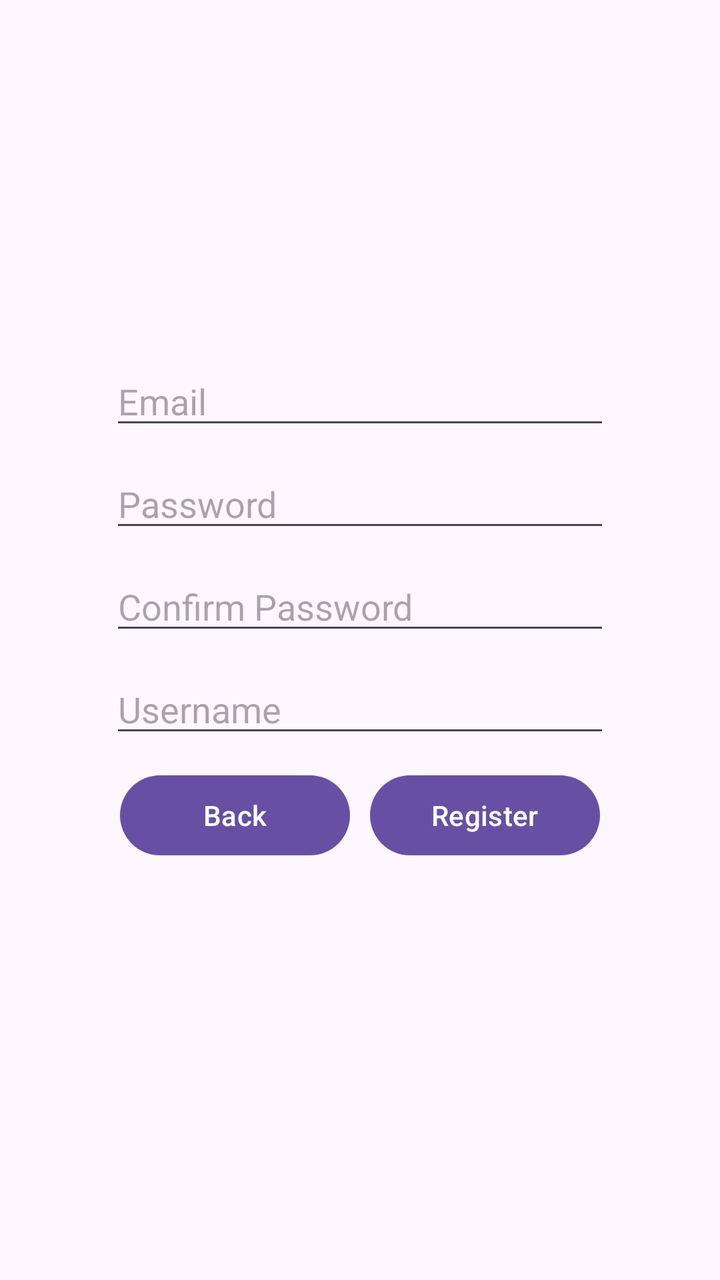
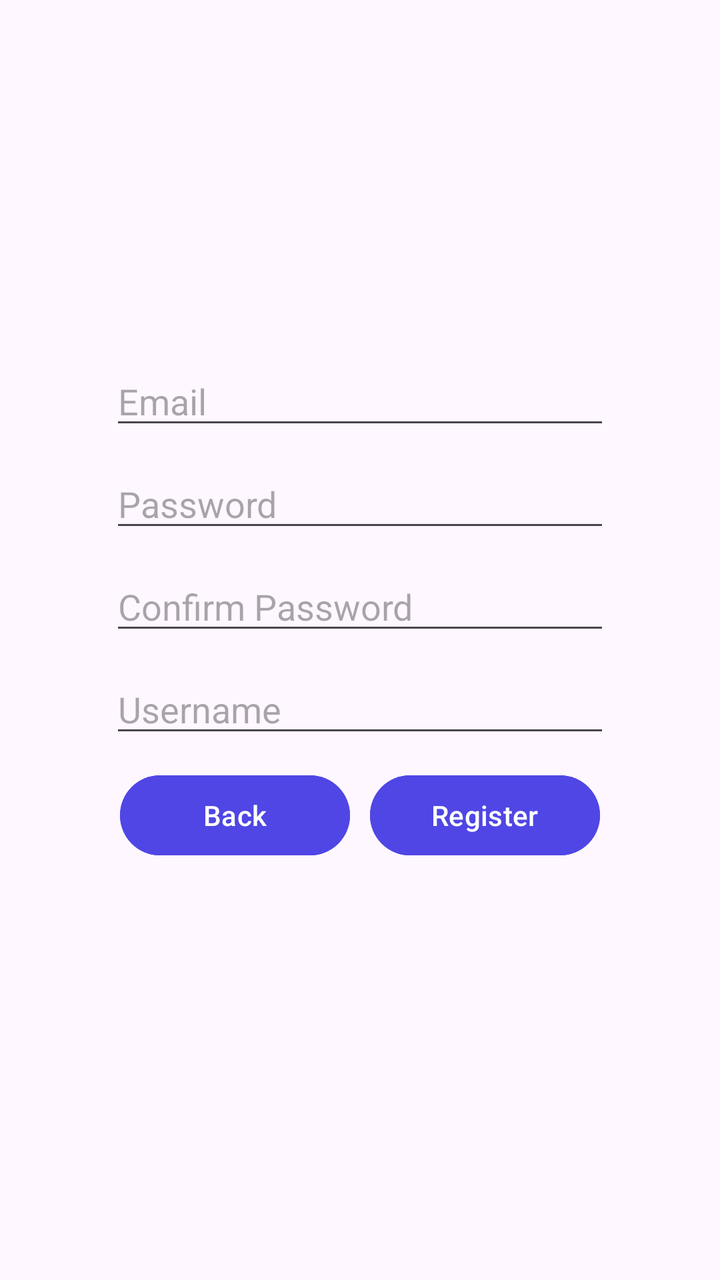

An Android layout rendered at two revisions. The XML below is the earlier revision; the diff shows what the commit changed to produce the second picture.
<!-- AndroidManifest.xml: application theme Theme.MediTrack -->
<!-- res/layout/activity_register.xml -->
<?xml version="1.0" encoding="utf-8"?>
<LinearLayout xmlns:android="http://schemas.android.com/apk/res/android"
    android:id="@+id/main"
    android:layout_width="match_parent"
    android:layout_height="match_parent"
    android:orientation="vertical"
    android:gravity="center">

    <LinearLayout
        android:layout_width="300dp"
        android:layout_height="wrap_content"
        android:orientation="vertical"
        android:layout_marginBottom="30dp">

        
        <EditText
            android:layout_width="250dp"
            android:layout_height="wrap_content"
            android:id="@+id/newEmail"
            android:inputType="textEmailAddress"
            android:hint="Email"
            android:layout_marginBottom="10dp"
            android:layout_gravity="center" />

        
        <EditText
            android:layout_width="250dp"
            android:layout_height="wrap_content"
            android:id="@+id/newPass"
            android:inputType="textPassword"
            android:hint="Password"
            android:layout_marginBottom="10dp"
            android:layout_gravity="center" />

        
        <EditText
            android:layout_width="250dp"
            android:layout_height="wrap_content"
            android:id="@+id/checkNewPass"
            android:inputType="textPassword"
            android:hint="Confirm Password"
            android:layout_marginBottom="10dp"
            android:layout_gravity="center" />

        
        <EditText
            android:layout_width="250dp"
            android:layout_height="wrap_content"
            android:id="@+id/username"
            android:inputType="text"
            android:hint="Username"
            android:layout_marginBottom="10dp"
            android:layout_gravity="center" />

        <LinearLayout
            android:layout_width="match_parent"
            android:layout_height="wrap_content"
            android:orientation="horizontal"
            android:gravity="center">

            
            <Button
                android:layout_width="115dp"
                android:layout_height="wrap_content"
                android:id="@+id/loginReturnBtn"
                android:text="Back"
                android:layout_marginRight="5dp" />

            
            <Button
                android:layout_width="115dp"
                android:layout_height="wrap_content"
                android:id="@+id/registerBtn"
                android:text="Register"
                android:layout_marginLeft="5dp" />

        </LinearLayout>

    </LinearLayout>

</LinearLayout>
<!-- resources referenced by this layout -->
<resources>
  <style name="Theme.MediTrack" parent="Base.Theme.MediTrack" />
  <style name="Base.Theme.MediTrack" parent="Theme.Material3.DayNight.NoActionBar">
          
          
      </style>
</resources>

<!-- the commit's change to res/layout/activity_register.xml (unified diff, before → after) -->
@@ -64,7 +64,8 @@
                 android:layout_height="wrap_content"
                 android:id="@+id/loginReturnBtn"
                 android:text="Back"
-                android:layout_marginRight="5dp" />
+                android:layout_marginRight="5dp"
+                android:backgroundTint="#4F46E5"/>
 
             
             <Button
@@ -72,7 +73,8 @@
                 android:layout_height="wrap_content"
                 android:id="@+id/registerBtn"
                 android:text="Register"
-                android:layout_marginLeft="5dp" />
+                android:layout_marginLeft="5dp"
+                android:backgroundTint="#4F46E5"/>
 
         </LinearLayout>
 
